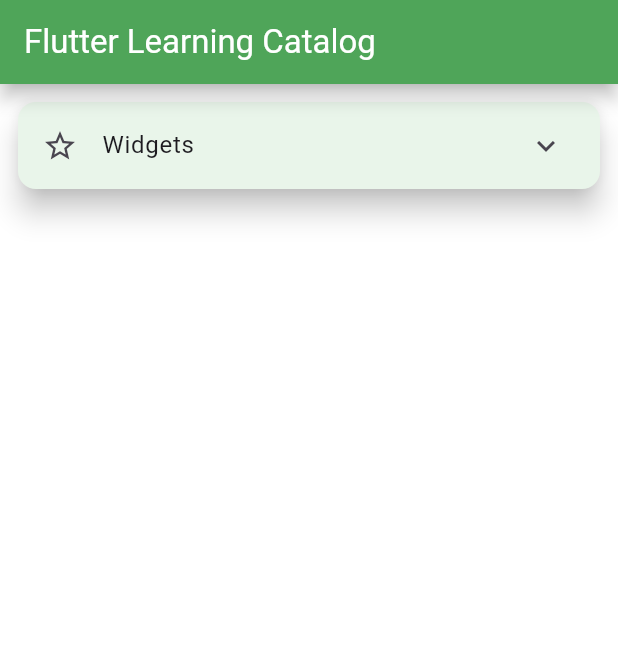
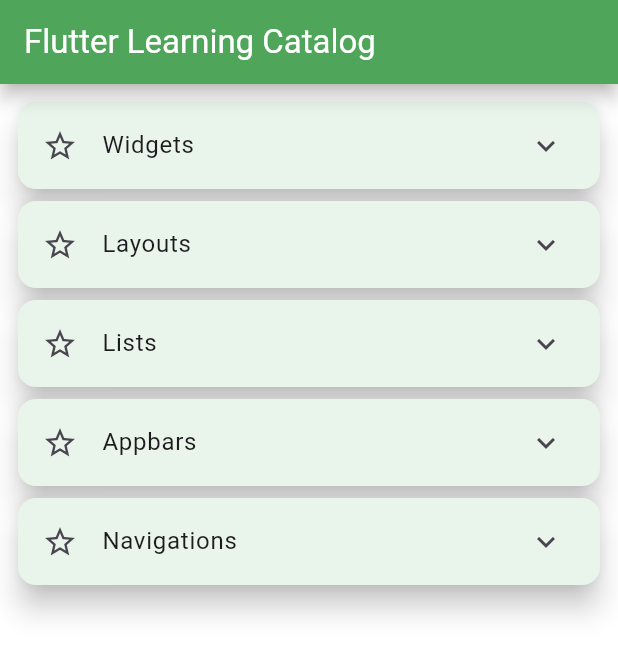
Before and after one commit to MyintMyatKaungPHP/llp_flutter_learning_app, a Flutter app: the screen it shows after launch, on a phone screen of 412 x 824 dp. Shown: the top 656 px of the screen. Run offline on Flutter 3.47's test engine with Material 3 defaults, Android fonts, the phone set to English and light mode, and no system bars; missing offline and left inert: widget_with_codeview.

Commit message:
Layouts
container, row, column, wrap

```diff
--- a/lib/homescreen.dart
+++ b/lib/homescreen.dart
@@ -1,4 +1,7 @@
 import 'package:flutter/material.dart';
+import 'package:llp_flutter_learning_app/layouts/container_demo.dart';
+import 'package:llp_flutter_learning_app/layouts/row_column_demo.dart';
+import 'package:llp_flutter_learning_app/layouts/wrap_demo.dart';
 import 'package:llp_flutter_learning_app/previewscreen.dart';
 import 'package:llp_flutter_learning_app/widgets/button_demo.dart';
 import 'package:llp_flutter_learning_app/widgets/dropdown_demo.dart';
@@ -59,17 +62,66 @@
       buildSubtitle('Flutter Keys', KeyExample(), 'widgets/key_example.dart'),
       buildSubtitle('Flutter Global Keys', GlobalKeyExample(), 'widgets/global_key_example.dart'),
     ];
+
+    final List<Widget> layouts = [
+      buildSubtitle('Container', ContainerDemo(), 'layouts/container_demo.dart'),
+      buildSubtitle('Row & Column', RowColumnDemo(), 'layouts/row_column_demo.dart'),
+      buildSubtitle('Wrap', WrapDemo(), 'layouts/wrap_demo.dart'),
+      buildSubtitle('FactionallySizedBox', Placeholder(), ''),
+      buildSubtitle('Expanded', Placeholder(), ''),
+      buildSubtitle('Stack', Placeholder(), ''),
+    ];
+
+    final List<Widget> lists = [
+      buildSubtitle('ListTile', const Placeholder(),''),
+      buildSubtitle('ListView.builder()', const Placeholder(),''),
+      buildSubtitle('GridView', const Placeholder(),''),
+      buildSubtitle('ExpansionTile', const Placeholder(),''),
+      buildSubtitle('Swipe To Dismiss', const Placeholder(),''),
+      buildSubtitle('ReorderableListView', const Placeholder(),''),
+      buildSubtitle('SlidableListTile', const Placeholder(),''),
+      buildSubtitle('Data Table', const Placeholder(),''),
+    ];
+
+    final List<Widget> appbars = [
+      buildSubtitle('Basic AppBar', const Placeholder(),''),
+      buildSubtitle('BottomAppBar & FAB', const Placeholder(),''),
+      buildSubtitle('Sliver AppBar', const Placeholder(),''),
+      buildSubtitle('Backdrop', const Placeholder(),''),
+      buildSubtitle('ConvexAppBar', const Placeholder(),''),
+      buildSubtitle('HidableBottomNavBar', const Placeholder(),''),
+      buildSubtitle('SearchBar', const Placeholder(),''),
+    ];
+
+    final List<Widget> navigations = [
+      buildSubtitle('Tabs', Placeholder(), ''),
+      buildSubtitle('Dialogs', Placeholder(), ''),
+      buildSubtitle('Drawers', Placeholder(), ''),
+      buildSubtitle('BottomSheet', Placeholder(), ''),
+      buildSubtitle('BottomTabBar', Placeholder(), ''),
+      buildSubtitle('BottomNavBar', Placeholder(), ''),
+      buildSubtitle('Page Selector', Placeholder(), ''),
+      buildSubtitle('DraggableScrollableSheet', Placeholder(), ''),
+    ];
+
     return Scaffold(
       backgroundColor: Colors.white,
         appBar: AppBar(
           title: const Text('Flutter Learning Catalog'),
         ),
-        body: Padding(
-          padding: const EdgeInsets.all(8.0),
-          child: Column(
-            children: [
-              buildTitle('Widgets', widgets),
-            ],
+        body: SingleChildScrollView(
+          scrollDirection: Axis.vertical,
+          child: Padding(
+            padding: const EdgeInsets.all(8.0),
+            child: Column(
+              children: [
+                buildTitle('Widgets', widgets),
+                buildTitle('Layouts', layouts),
+                buildTitle('Lists', lists),
+                buildTitle('Appbars', appbars),
+                buildTitle('Navigations', navigations),
+              ],
+            ),
           ),
         ));
   }
```
Also changed, not shown: lib/layouts/container_demo.dart (added, +24 -0 lines), lib/layouts/row_column_demo.dart (added, +45 -0 lines), lib/layouts/wrap_demo.dart (added, +39 -0 lines), pubspec.lock, 1 other file.
